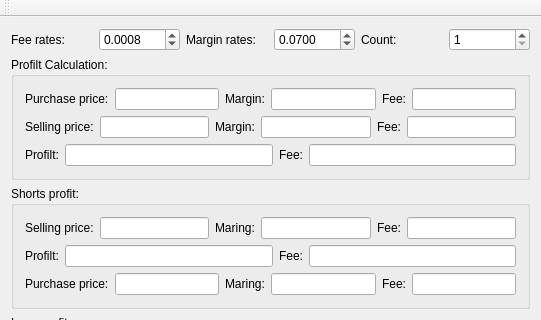
Above: mainwindow.ui from KangLin/ProfitCalculation before the change; both pictures show x 0 to 541 and y 0 to 320 of the 541 by 671 pixel window. Below: the same form after it.
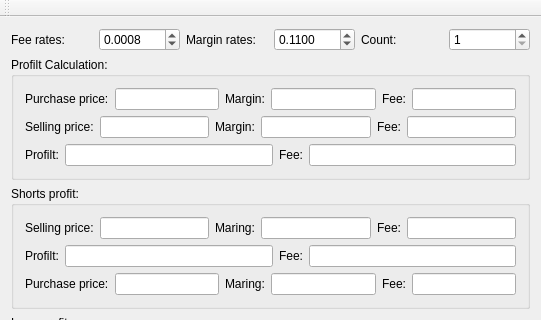
That is the form after the change. Icons and pictures are not drawn.

Commit message: 修改保证金费率

Diff of the .ui file:
```diff
--- a/mainwindow.ui
+++ b/mainwindow.ui
@@ -63,7 +63,7 @@
          <number>4</number>
         </property>
         <property name="value">
-         <double>0.070000000000000</double>
+         <double>0.110000000000000</double>
         </property>
        </widget>
       </item>
```
Left out of the diff: 2 changed lines with no effect on the pictures.
